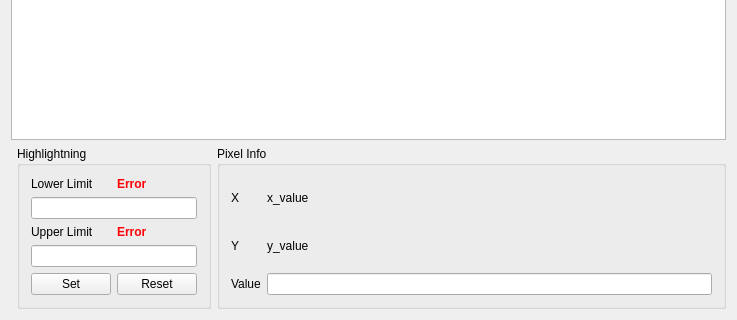
This is htwAalen_Signs/DepthImageAnalyzer/ui/depthimageanalyzer.ui in cyborg-x1/MasterThesis as Qt 5 draws it before an edit; both pictures show x 0 to 737 and y 260 to 580 of the 737 by 580 pixel window. The edited form follows.
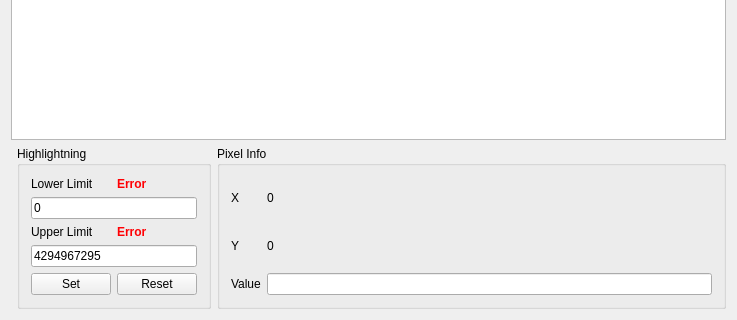
This is the edited form.

The edit to the form file:
```diff
--- a/htwAalen_Signs/DepthImageAnalyzer/ui/depthimageanalyzer.ui
+++ b/htwAalen_Signs/DepthImageAnalyzer/ui/depthimageanalyzer.ui
@@ -43,14 +43,14 @@
       <item row="1" column="1">
        <widget class="QLabel" name="label_y">
         <property name="text">
-         <string>y_value</string>
+         <string>0</string>
         </property>
        </widget>
       </item>
       <item row="0" column="1">
        <widget class="QLabel" name="label_x">
         <property name="text">
-         <string>x_value</string>
+         <string>0</string>
         </property>
        </widget>
       </item>
@@ -96,7 +96,7 @@
       <item row="4" column="0" colspan="2">
        <widget class="QLineEdit" name="lineEdit_2">
         <property name="text">
-         <string/>
+         <string>4294967295</string>
         </property>
        </widget>
       </item>
@@ -115,7 +115,11 @@
        </widget>
       </item>
       <item row="2" column="0" colspan="2">
-       <widget class="QLineEdit" name="lineEdit"/>
+       <widget class="QLineEdit" name="lineEdit_highlight_lower">
+        <property name="text">
+         <string>0</string>
+        </property>
+       </widget>
       </item>
       <item row="3" column="1">
        <widget class="QLabel" name="label_4">
```
Left out of the diff: 8 changed lines with no effect on the pictures.
